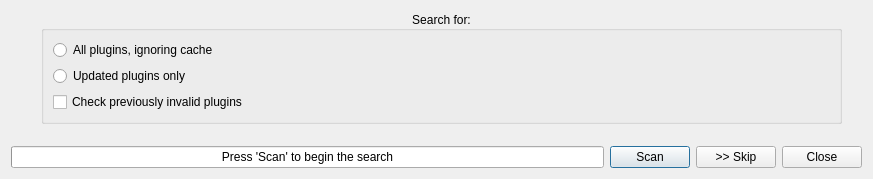
The window that source/frontend/pluginlist/pluginrefreshdialog.ui (falkTX/Carla) describes before a commit, drawn with Qt 5.
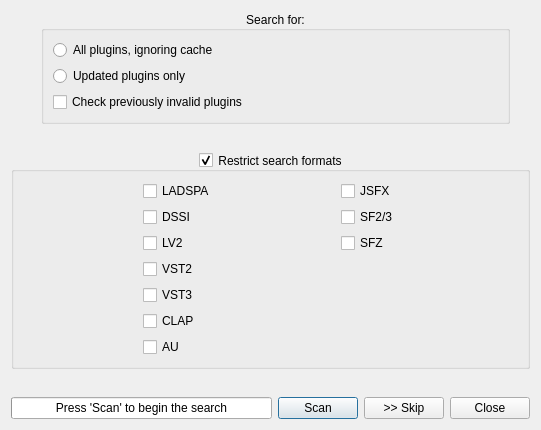
The same window after the commit. Icons and pictures are not drawn.

Commit message: Reintroduce plugin search for specific formats

What changed in the file:
```diff
--- a/source/frontend/pluginlist/pluginrefreshdialog.ui
+++ b/source/frontend/pluginlist/pluginrefreshdialog.ui
@@ -6,8 +6,8 @@
    <rect>
     <x>0</x>
     <y>0</y>
-    <width>873</width>
-    <height>179</height>
+    <width>375</width>
+    <height>430</height>
    </rect>
   </property>
   <property name="windowTitle">
@@ -100,6 +100,152 @@
      </property>
     </spacer>
    </item>
+   <item>
+    <widget class="QGroupBox" name="group_formats">
+     <property name="title">
+      <string>Restrict search formats</string>
+     </property>
+     <property name="alignment">
+      <set>Qt::AlignCenter</set>
+     </property>
+     <property name="checkable">
+      <bool>true</bool>
+     </property>
+     <layout class="QGridLayout" name="gridLayout">
+      <item row="0" column="3">
+       <widget class="QCheckBox" name="ch_jsfx">
+        <property name="text">
+         <string>JSFX</string>
+        </property>
+       </widget>
+      </item>
+      <item row="6" column="1">
+       <widget class="QCheckBox" name="ch_au">
+        <property name="text">
+         <string>AU</string>
+        </property>
+       </widget>
+      </item>
+      <item row="0" column="4">
+       <spacer name="horizontalSpacer_4">
+        <property name="orientation">
+         <enum>Qt::Horizontal</enum>
+        </property>
+        <property name="sizeType">
+         <enum>QSizePolicy::MinimumExpanding</enum>
+        </property>
+        <property name="sizeHint" stdset="0">
+         <size>
+          <width>120</width>
+          <height>1</height>
+         </size>
+        </property>
+       </spacer>
+      </item>
+      <item row="1" column="3">
+       <widget class="QCheckBox" name="ch_sf2">
+        <property name="text">
+         <string>SF2/3</string>
+        </property>
+       </widget>
+      </item>
+      <item row="1" column="1">
+       <widget class="QCheckBox" name="ch_dssi">
+        <property name="text">
+         <string>DSSI</string>
+        </property>
+       </widget>
+      </item>
+      <item row="5" column="1">
+       <widget class="QCheckBox" name="ch_clap">
+        <property name="text">
+         <string>CLAP</string>
+        </property>
+       </widget>
+      </item>
+      <item row="2" column="1">
+       <widget class="QCheckBox" name="ch_lv2">
+        <property name="text">
+         <string>LV2</string>
+        </property>
+       </widget>
+      </item>
+      <item row="4" column="1">
+       <widget class="QCheckBox" name="ch_vst3">
+        <property name="text">
+         <string>VST3</string>
+        </property>
+       </widget>
+      </item>
+      <item row="0" column="0">
+       <spacer name="horizontalSpacer_2">
+        <property name="orientation">
+         <enum>Qt::Horizontal</enum>
+        </property>
+        <property name="sizeType">
+         <enum>QSizePolicy::MinimumExpanding</enum>
+        </property>
+        <property name="sizeHint" stdset="0">
+         <size>
+          <width>120</width>
+          <height>1</height>
+         </size>
+        </property>
+       </spacer>
+      </item>
+      <item row="0" column="1">
+       <widget class="QCheckBox" name="ch_ladspa">
+        <property name="text">
+         <string>LADSPA</string>
+        </property>
+       </widget>
+      </item>
+      <item row="2" column="3">
+       <widget class="QCheckBox" name="ch_sfz">
+        <property name="text">
+         <string>SFZ</string>
+        </property>
+       </widget>
+      </item>
+      <item row="3" column="1">
+       <widget class="QCheckBox" name="ch_vst2">
+        <property name="text">
+         <string>VST2</string>
+        </property>
+       </widget>
+      </item>
+      <item row="0" column="2">
+       <spacer name="horizontalSpacer_5">
+        <property name="orientation">
+         <enum>Qt::Horizontal</enum>
+        </property>
+        <property name="sizeType">
+         <enum>QSizePolicy::MinimumExpanding</enum>
+        </property>
+        <property name="sizeHint" stdset="0">
+         <size>
+          <width>120</width>
+          <height>1</height>
+         </size>
+        </property>
+       </spacer>
+      </item>
+     </layout>
+    </widget>
+   </item>
+   <item>
+    <spacer name="verticalSpacer_2">
+     <property name="orientation">
+      <enum>Qt::Vertical</enum>
+     </property>
+     <property name="sizeHint" stdset="0">
+      <size>
+       <width>20</width>
+       <height>0</height>
+      </size>
+     </property>
+    </spacer>
+   </item>
    <item>
     <layout class="QHBoxLayout" name="horizontalLayout">
      <item>
```
Left out of the diff: 2 changed lines with no effect on the pictures. The commit also changes 2 other files.
